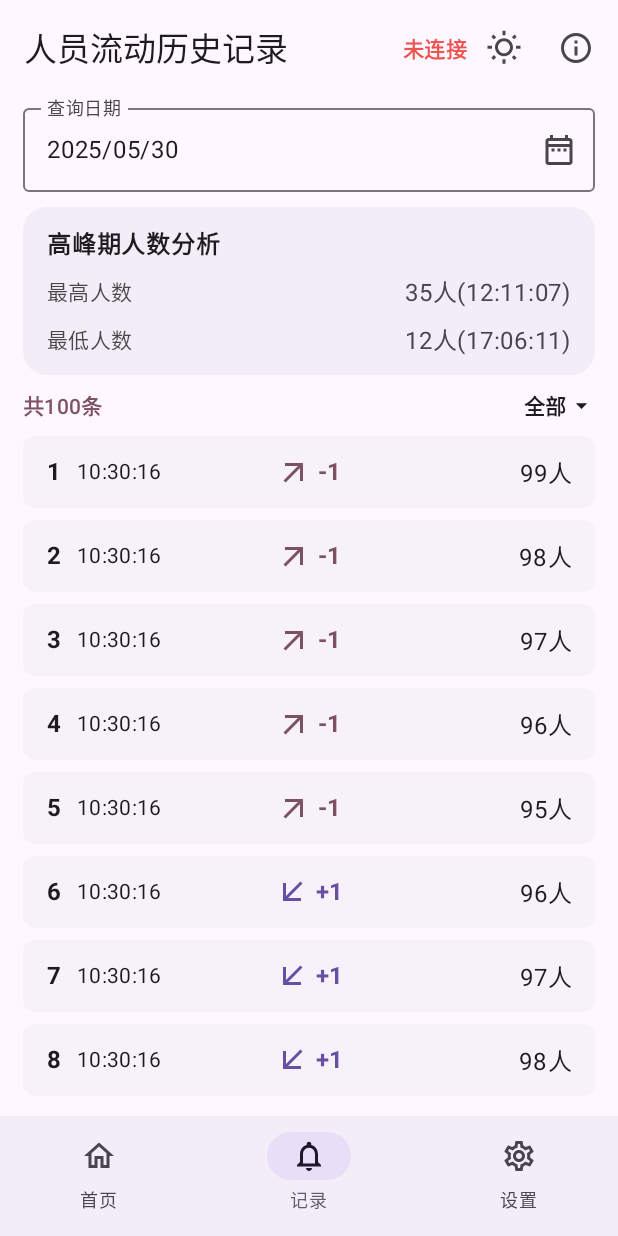
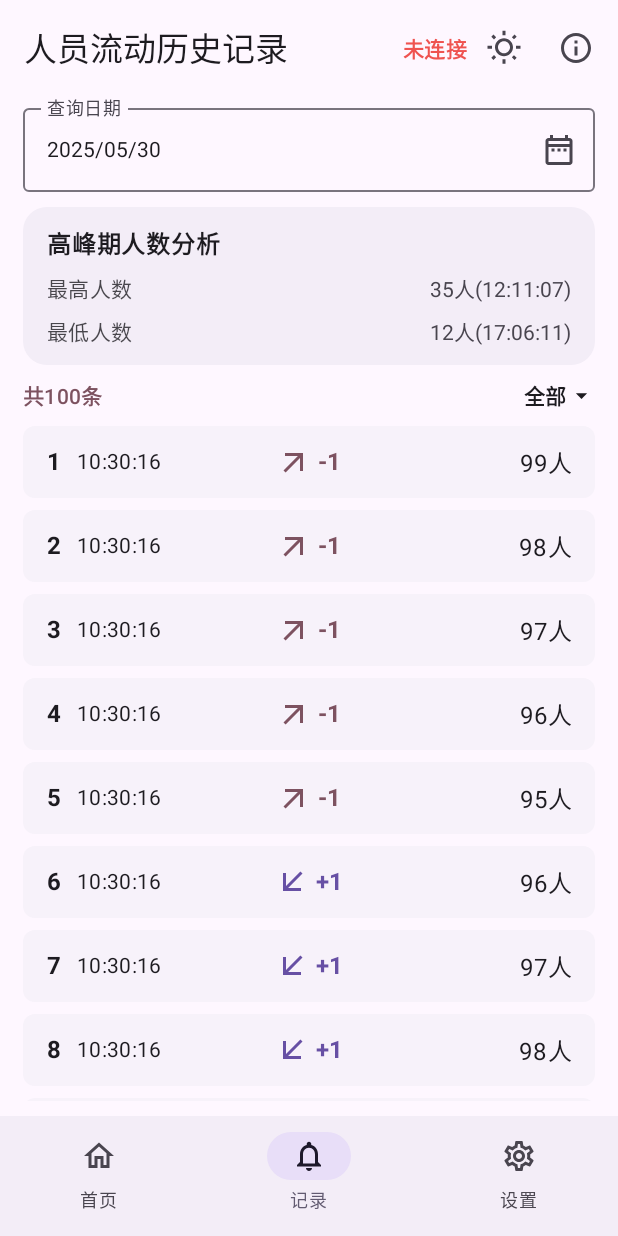
Before and after one commit to setruth/enteryRecord-spp, an Android app built with Jetpack Compose: the @Preview function GreetingPreview, item 2 of the bottom bar chosen, on a phone screen of 412 x 824 dp. Run offline under Robolectric (Android 15) with nearby library versions, the phone set to English and light mode, and no system bars; 1 statement that could not run was skipped.

Commit message:
chore: 删除多余主题

```diff
--- a/app/src/main/java/com/setruth/entityflowrecord/ui/frame/MainFrame.kt
+++ b/app/src/main/java/com/setruth/entityflowrecord/ui/frame/MainFrame.kt
@@ -52,8 +52,6 @@ fun MainFrame(
     val isConnect = bluetoothRepository.isConnected.collectAsState()
     var selectedItemIndex by remember { mutableIntStateOf(startIndex) }
     val mainNavController = rememberNavController()
-
-    EntityFlowRecordTheme(themeMode) {
     MaskBox(
         animTime = 500,
         maskComplete = {},
@@ -121,8 +119,6 @@ fun MainFrame(
             }
         }
     }
-
-    }
 }
 
 @RequiresApi(Build.VERSION_CODES.O)
```
Lines whose indentation alone changed are shown as unchanged.
